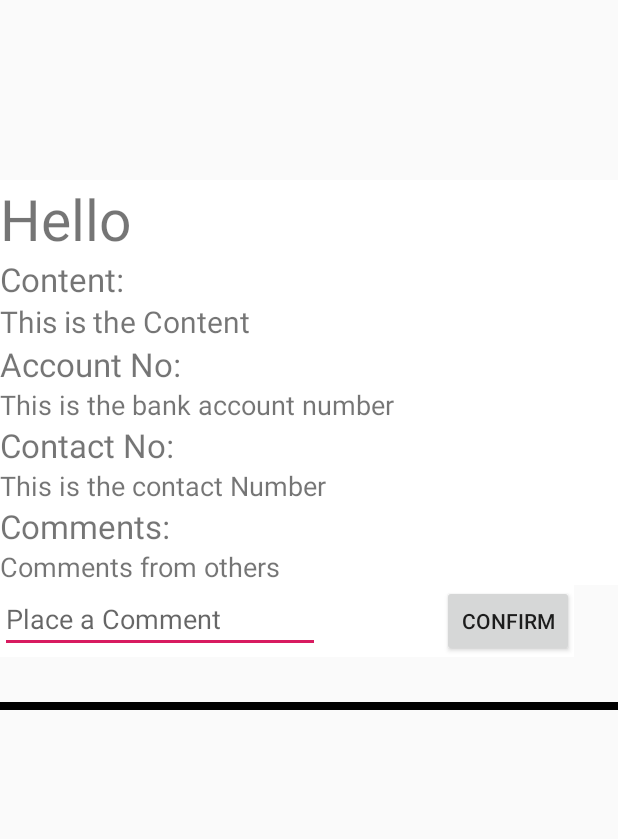
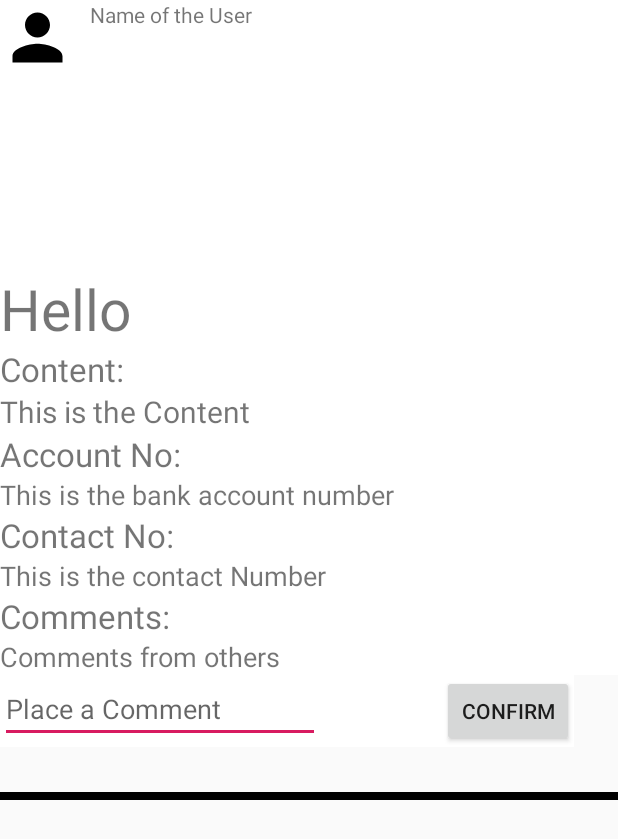
Before and after one commit to weianchan/GiveMeYourHand, an Android app: the layout list_detail.xml on its own in the app's theme, with its tools: preview values and no code run, on a phone screen of 412 x 824 dp. Shown: the top 839 px of the screen. Run offline under Robolectric (Android 15) with nearby library versions, the phone set to English and light mode, and no system bars.

Commit message:
Resolve some problem

```diff
--- a/app/src/main/java/student/assignment/taruc/givemeyourhand/MainActivity.java
+++ b/app/src/main/java/student/assignment/taruc/givemeyourhand/MainActivity.java
@@ -81,6 +81,8 @@ public class MainActivity extends AppCompatActivity
         navEmail.setOnClickListener(this);
         navProfile.setOnClickListener(this);
 
+        fragmentManager.beginTransaction().replace(R.id.main_fragment_container, new ListFragment()).commit();
+
     }
 
     @Override
@@ -90,7 +92,6 @@ public class MainActivity extends AppCompatActivity
         currentUser = mAuth.getCurrentUser();
         updateUI();
         loadingBar.setVisibility(View.GONE);
-        fragmentManager.beginTransaction().replace(R.id.main_fragment_container, new ListFragment()).commit();
     }
 
     private void updateUI() {
--- a/app/src/main/res/layout/list_detail.xml
+++ b/app/src/main/res/layout/list_detail.xml
@@ -7,27 +7,51 @@
 
     <RelativeLayout
         android:layout_width="match_parent"
-    android:layout_height="wrap_content">
+        android:layout_height="wrap_content"
+        android:background="@color/white">
+
+        <ImageView
+            android:layout_width="50dp"
+            android:layout_height="50dp"
+            android:id="@+id/profilePic"
+            android:background="@drawable/ic_person_black_24dp"/>
+
+        <TextView
+            android:layout_width="wrap_content"
+            android:layout_height="20dp"
+            android:layout_toRightOf="@id/profilePic"
+            android:id="@+id/username"
+            android:layout_marginLeft="10dp"
+            android:text="Name of the User"/>
 
         <ImageView
             android:id="@+id/first"
             android:layout_width="120dp"
-        android:layout_height="120dp" />
+            android:layout_height="120dp"
+            android:layout_alignParentTop="true"
+
+            android:layout_marginTop="60dp" />
 
         <ImageView
             android:id="@+id/second"
             android:layout_width="120dp"
             android:layout_height="120dp"
-        android:layout_toRightOf="@+id/first"/>
+            android:layout_alignParentTop="true"
+            android:layout_marginLeft="8dp"
+            android:layout_marginTop="60dp"
+            android:layout_toRightOf="@+id/first" />
 
         <ImageView
             android:id="@+id/third"
             android:layout_width="120dp"
             android:layout_height="120dp"
+            android:layout_alignParentTop="true"
+            android:layout_marginLeft="8dp"
+            android:layout_marginTop="60dp"
             android:layout_toRightOf="@+id/second" />
 
+
     </RelativeLayout>
-
 
     <LinearLayout
         android:layout_width="match_parent"
@@ -118,7 +142,8 @@
             android:layout_width="match_parent"
             android:layout_height="5dp"
             android:background="@color/black"
-            android:layout_marginTop="30dp"/>
+            android:layout_marginTop="30dp"
+            android:layout_marginBottom="30dp"/>
 
 
 
```
Also changed, not shown: app/src/main/java/student/assignment/taruc/givemeyourhand/ListFragment.java (+26 -4 lines), app/src/main/java/student/assignment/taruc/givemeyourhand/UploadPostFragment.java (+10 -0 lines). Lines whose indentation alone changed are shown as unchanged.
